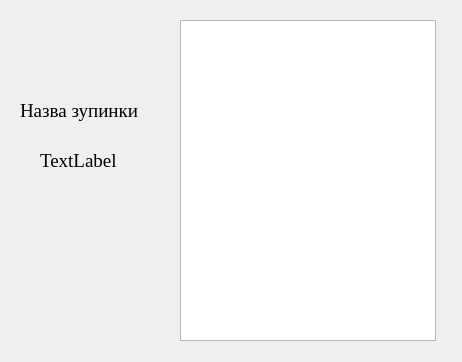
Old version of the form MapsWay/stopinformation.ui in the repository MariaMihajilova/MapsWay.
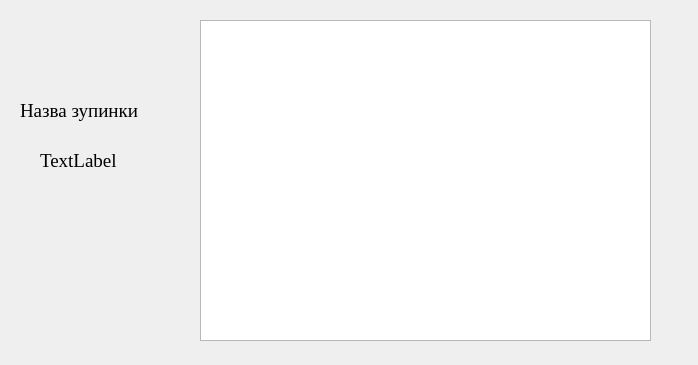
New version of the form.

```diff
--- a/MapsWay/stopinformation.ui
+++ b/MapsWay/stopinformation.ui
@@ -6,20 +6,20 @@
    <rect>
     <x>0</x>
     <y>0</y>
-    <width>462</width>
-    <height>362</height>
+    <width>698</width>
+    <height>365</height>
    </rect>
   </property>
   <property name="minimumSize">
    <size>
-    <width>462</width>
-    <height>362</height>
+    <width>698</width>
+    <height>365</height>
    </size>
   </property>
   <property name="maximumSize">
    <size>
-    <width>462</width>
-    <height>362</height>
+    <width>698</width>
+    <height>365</height>
    </size>
   </property>
   <property name="windowTitle">
@@ -30,7 +30,7 @@
     <rect>
      <x>20</x>
      <y>100</y>
-     <width>121</width>
+     <width>131</width>
      <height>21</height>
     </rect>
    </property>
@@ -63,21 +63,15 @@
     <string>TextLabel</string>
    </property>
   </widget>
-  <widget class="QListView" name="listView">
+  <widget class="QTableView" name="tableView">
    <property name="geometry">
     <rect>
-     <x>180</x>
+     <x>200</x>
      <y>20</y>
-     <width>256</width>
+     <width>451</width>
      <height>321</height>
     </rect>
    </property>
-   <property name="font">
-    <font>
-     <family>Times New Roman</family>
-     <pointsize>12</pointsize>
-    </font>
-   </property>
   </widget>
  </widget>
  <resources/>
```
